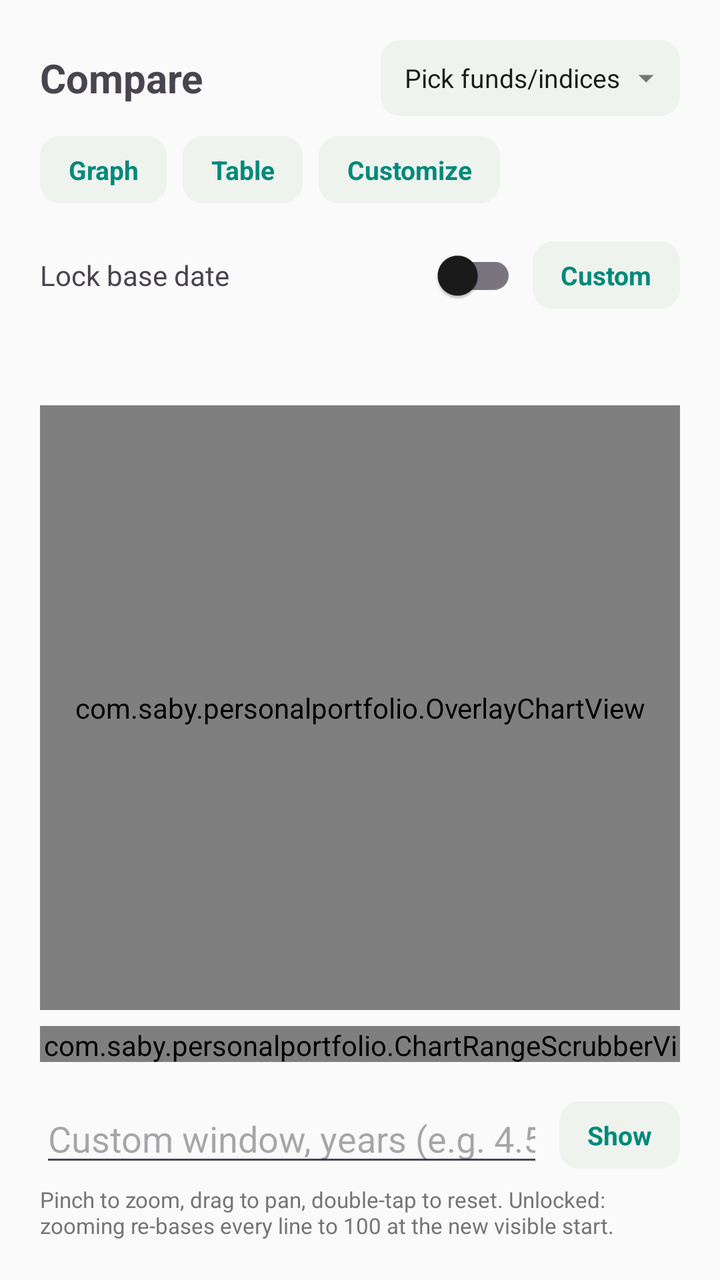
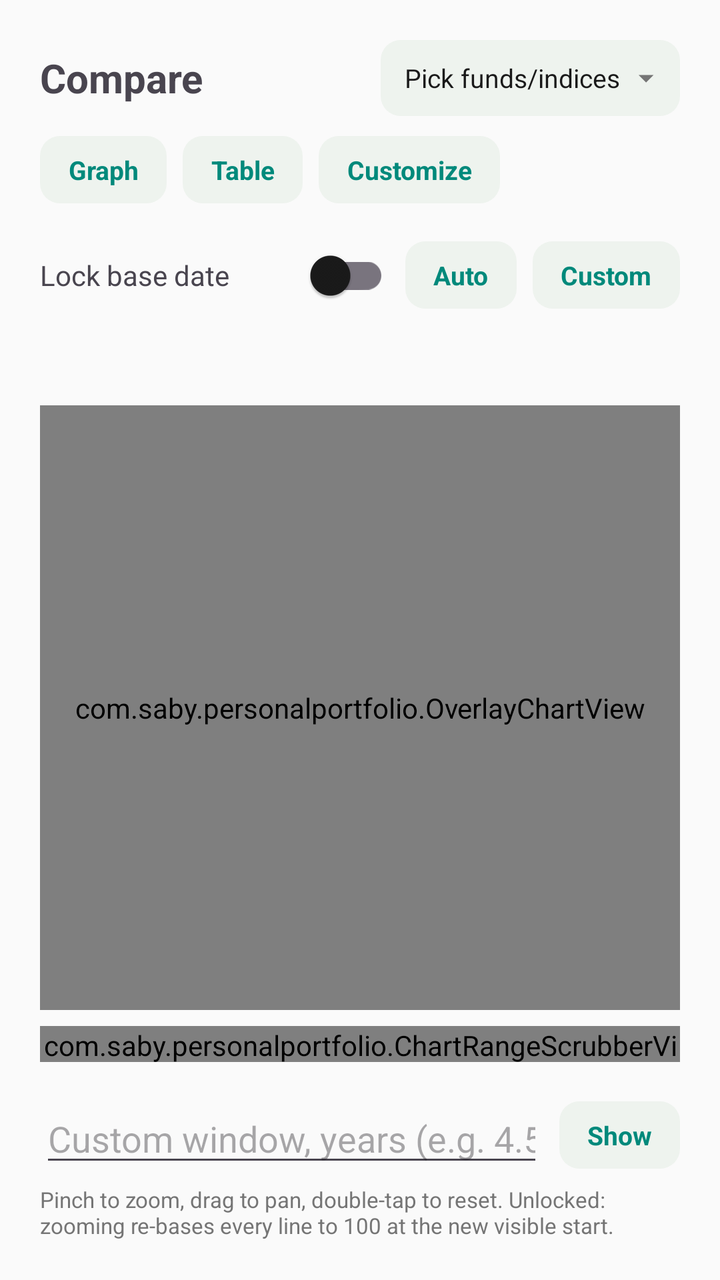

Before-and-after screenshots of an Android layout around one commit, followed by the original layout XML and the change that was made.
<!-- AndroidManifest.xml: application theme Theme.PersonalPortfolio -->
<!-- res/layout/activity_comparison.xml -->
<?xml version="1.0" encoding="utf-8"?>
<LinearLayout xmlns:android="http://schemas.android.com/apk/res/android"
    android:layout_width="match_parent"
    android:layout_height="match_parent"
    android:orientation="vertical"
    android:padding="20dp">

    <LinearLayout
        android:layout_width="match_parent"
        android:layout_height="wrap_content"
        android:orientation="horizontal"
        android:gravity="center_vertical">

        <TextView
            android:layout_width="0dp"
            android:layout_height="wrap_content"
            android:layout_weight="1"
            android:text="Compare"
            android:textSize="20sp"
            android:textStyle="bold" />

        <TextView
            android:id="@+id/comparisonPickButton"
            style="@style/ProgressionDropdownTab"
            android:layout_width="wrap_content"
            android:text="Pick funds/indices" />

    </LinearLayout>

    
    <LinearLayout
        android:layout_width="match_parent"
        android:layout_height="wrap_content"
        android:layout_marginTop="10dp"
        android:orientation="horizontal">

        <TextView
            android:id="@+id/comparisonTabGraph"
            style="@style/ActionChip"
            android:layout_width="wrap_content"
            android:layout_marginEnd="8dp"
            android:text="Graph" />

        <TextView
            android:id="@+id/comparisonTabTable"
            style="@style/ActionChip"
            android:layout_width="wrap_content"
            android:layout_marginEnd="8dp"
            android:text="Table" />

        <TextView
            android:id="@+id/comparisonCustomizeButton"
            style="@style/ActionChip"
            android:layout_width="wrap_content"
            android:text="Customize" />

    </LinearLayout>

    
    <LinearLayout
        android:id="@+id/comparisonGraphContainer"
        android:layout_width="match_parent"
        android:layout_height="0dp"
        android:layout_weight="1"
        android:orientation="vertical">

    <LinearLayout
        android:layout_width="match_parent"
        android:layout_height="wrap_content"
        android:layout_marginTop="12dp"
        android:orientation="horizontal"
        android:gravity="center_vertical">

        <TextView
            android:layout_width="0dp"
            android:layout_height="wrap_content"
            android:layout_weight="1"
            android:text="Lock base date"
            android:textSize="14sp" />

        <com.google.android.material.switchmaterial.SwitchMaterial
            android:id="@+id/comparisonLockSwitch"
            android:layout_width="wrap_content"
            android:layout_height="wrap_content" />

        <TextView
            android:id="@+id/comparisonSetDateRange"
            style="@style/ActionChip"
            android:layout_width="wrap_content"
            android:layout_marginStart="8dp"
            android:text="Custom" />

    </LinearLayout>

    <TextView
        android:id="@+id/comparisonScrubbed"
        android:layout_width="match_parent"
        android:layout_height="wrap_content"
        android:layout_marginTop="10dp"
        android:lineSpacingExtra="4dp"
        android:textSize="14sp"
        android:textColor="@color/colorOnSurface" />

    <com.saby.personalportfolio.OverlayChartView
        android:id="@+id/comparisonChart"
        android:layout_width="match_parent"
        android:layout_height="0dp"
        android:layout_weight="1"
        android:layout_marginTop="12dp" />

    
    <com.saby.personalportfolio.ChartRangeScrubberView
        android:id="@+id/comparisonChartScrubber"
        android:layout_width="match_parent"
        android:layout_height="18dp"
        android:layout_marginTop="8dp" />

    
    <HorizontalScrollView
        android:layout_width="match_parent"
        android:layout_height="wrap_content"
        android:layout_marginTop="8dp"
        android:scrollbars="none">

        <LinearLayout
            android:id="@+id/comparisonRangePresets"
            android:layout_width="wrap_content"
            android:layout_height="wrap_content"
            android:orientation="horizontal" />

    </HorizontalScrollView>

    
    <LinearLayout
        android:layout_width="match_parent"
        android:layout_height="wrap_content"
        android:layout_marginTop="8dp"
        android:orientation="horizontal"
        android:gravity="center_vertical">

        <EditText
            android:id="@+id/comparisonChartWindowYears"
            android:layout_width="0dp"
            android:layout_weight="1"
            android:layout_height="wrap_content"
            android:hint="Custom window, years (e.g. 4.5)"
            android:inputType="numberDecimal" />

        <TextView
            android:id="@+id/comparisonChartWindowYearsShow"
            style="@style/ActionChip"
            android:layout_width="wrap_content"
            android:layout_marginStart="8dp"
            android:text="Show" />

    </LinearLayout>

    <TextView
        android:layout_width="match_parent"
        android:layout_height="wrap_content"
        android:layout_marginTop="4dp"
        android:text="Pinch to zoom, drag to pan, double-tap to reset. Unlocked: zooming re-bases every line to 100 at the new visible start."
        android:textSize="11sp"
        android:textColor="@color/colorNeutral" />

    </LinearLayout>

    
    <androidx.core.widget.NestedScrollView
        android:id="@+id/comparisonTableContainer"
        android:layout_width="match_parent"
        android:layout_height="0dp"
        android:layout_weight="1"
        android:visibility="gone">

        <LinearLayout
            android:id="@+id/comparisonTableSectionsRoot"
            android:layout_width="match_parent"
            android:layout_height="wrap_content"
            android:orientation="vertical" />

    </androidx.core.widget.NestedScrollView>

    <TextView
        android:id="@+id/comparisonEmptyState"
        android:layout_width="match_parent"
        android:layout_height="wrap_content"
        android:layout_marginTop="16dp"
        android:textSize="14sp"
        android:textColor="@color/colorNeutral"
        android:visibility="gone" />

</LinearLayout>
<!-- resources referenced by this layout -->
<resources>
  <color name="colorNeutral">#757575</color>
  <color name="colorOnSurface">#1A1A1A</color>
  <style name="ActionChip">
          <item name="android:layout_height">wrap_content</item>
          <item name="android:paddingStart">14dp</item>
          <item name="android:paddingEnd">14dp</item>
          <item name="android:paddingTop">8dp</item>
          <item name="android:paddingBottom">8dp</item>
          <item name="android:background">@drawable/dropdown_tab_background</item>
          <item name="android:textSize">13sp</item>
          <item name="android:textStyle">bold</item>
          <item name="android:textColor">@color/colorSecondary</item>
          <item name="android:gravity">center</item>
          <item name="android:clickable">true</item>
          <item name="android:focusable">true</item>
      </style>
  <style name="ProgressionDropdownTab">
          <item name="android:layout_height">wrap_content</item>
          <item name="android:paddingStart">12dp</item>
          <item name="android:paddingEnd">8dp</item>
          <item name="android:paddingTop">10dp</item>
          <item name="android:paddingBottom">10dp</item>
          <item name="android:background">@drawable/dropdown_tab_background</item>
          <item name="android:textSize">13sp</item>
          <item name="android:textColor">@color/colorOnSurface</item>
          <item name="android:singleLine">true</item>
          <item name="android:ellipsize">end</item>
          <item name="android:drawableEnd">@drawable/ic_dropdown_caret</item>
          <item name="android:drawablePadding">4dp</item>
          <item name="android:gravity">center_vertical</item>
          <item name="android:clickable">true</item>
          <item name="android:focusable">true</item>
      </style>
  <style name="Theme.PersonalPortfolio" parent="Theme.Material3.DayNight.NoActionBar">
          <item name="colorPrimary">@color/colorPrimary</item>
          <item name="colorPrimaryVariant">@color/colorPrimaryVariant</item>
          <item name="colorOnPrimary">@color/colorOnPrimary</item>
  
          <item name="colorSecondary">@color/colorSecondary</item>
          <item name="colorOnSecondary">@color/colorOnSecondary</item>
  
          <item name="android:colorBackground">@color/colorBackground</item>
          <item name="colorOnBackground">@color/colorOnBackground</item>
  
          <item name="colorSurface">@color/colorSurface</item>
          <item name="colorOnSurface">@color/colorOnSurface</item>
  
          <item name="android:statusBarColor">@color/colorPrimaryVariant</item>
      </style>
  <!-- drawable dropdown_tab_background (drawable) -->
  <?xml version="1.0" encoding="utf-8"?>
  <shape xmlns:android="http://schemas.android.com/apk/res/android"
      android:shape="rectangle">
      <solid android:color="@color/colorSurfaceVariant" />
      <corners android:radius="10dp" />
  </shape>
  <color name="colorSecondary">#00897B</color>
  <!-- drawable ic_dropdown_caret (drawable) -->
  <vector xmlns:android="http://schemas.android.com/apk/res/android"
      android:width="18dp"
      android:height="18dp"
      android:viewportWidth="24"
      android:viewportHeight="24">
      <path
          android:fillColor="#757575"
          android:pathData="M7,10l5,5 5,-5z" />
  </vector>
  <color name="colorPrimary">#1B5E20</color>
  <color name="colorPrimaryVariant">#0D3B12</color>
  <color name="colorOnPrimary">#FFFFFF</color>
  <color name="colorOnSecondary">#FFFFFF</color>
  <color name="colorBackground">#FAFAFA</color>
  <color name="colorOnBackground">#1A1A1A</color>
  <color name="colorSurface">#FFFFFF</color>
  <color name="colorSurfaceVariant">#EEF3EE</color>
</resources>

<!-- the commit's change to res/layout/activity_comparison.xml (unified diff, before → after) -->
@@ -84,6 +84,13 @@
             android:layout_height="wrap_content" />
 
         <TextView
+            android:id="@+id/comparisonScale"
+            style="@style/ActionChip"
+            android:layout_width="wrap_content"
+            android:layout_marginStart="8dp"
+            android:text="Auto" />
+
+        <TextView
             android:id="@+id/comparisonSetDateRange"
             style="@style/ActionChip"
             android:layout_width="wrap_content"
